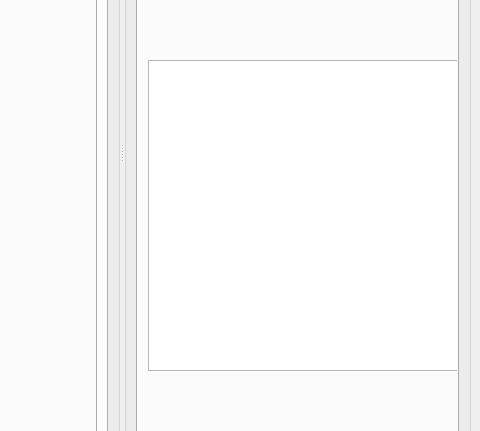
The window that src/mainwindow.ui (guofuwei/Course-Exercise-of-Software-Design) describes before a commit, drawn with Qt 5; both pictures show x 932 to 1412 and y 248 to 679 of the 1412 by 773 pixel window.
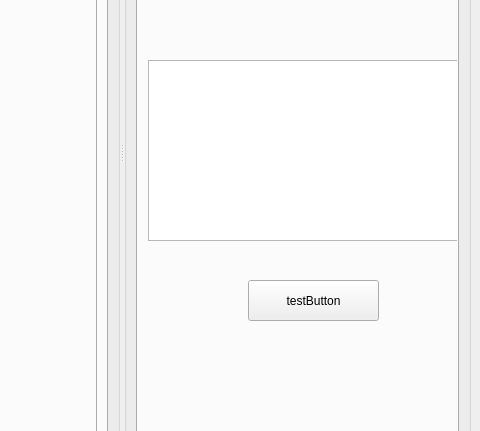
The same window after the commit. The open tabs and pages were chosen to show the change. Icons and pictures are not drawn. Custom widgets are drawn as their Qt base class.

```diff
--- a/src/mainwindow.ui
+++ b/src/mainwindow.ui
@@ -458,7 +458,7 @@
               <x>10</x>
               <y>210</y>
               <width>331</width>
-              <height>311</height>
+              <height>181</height>
              </rect>
             </property>
            </widget>
@@ -513,7 +513,7 @@
              </item>
             </layout>
            </widget>
-           <widget class="QWidget" name="">
+           <widget class="QWidget" name="layoutWidget">
             <property name="geometry">
              <rect>
               <x>12</x>
@@ -564,6 +564,19 @@
              </item>
             </layout>
            </widget>
+           <widget class="QPushButton" name="pushButtonTest">
+            <property name="geometry">
+             <rect>
+              <x>110</x>
+              <y>430</y>
+              <width>131</width>
+              <height>41</height>
+             </rect>
+            </property>
+            <property name="text">
+             <string>testButton</string>
+            </property>
+           </widget>
           </widget>
          </widget>
         </item>
```
Left out of the diff: 4 changed lines with no effect on the pictures.
